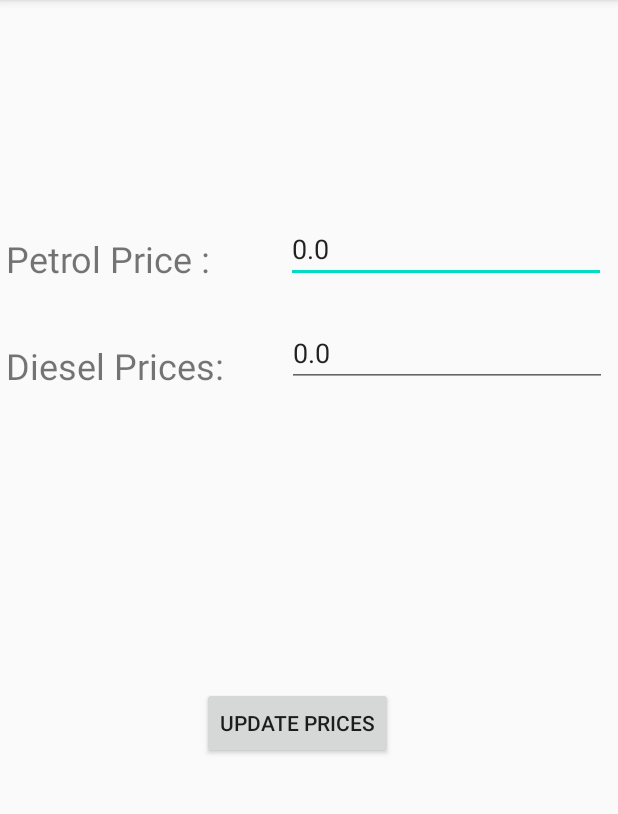
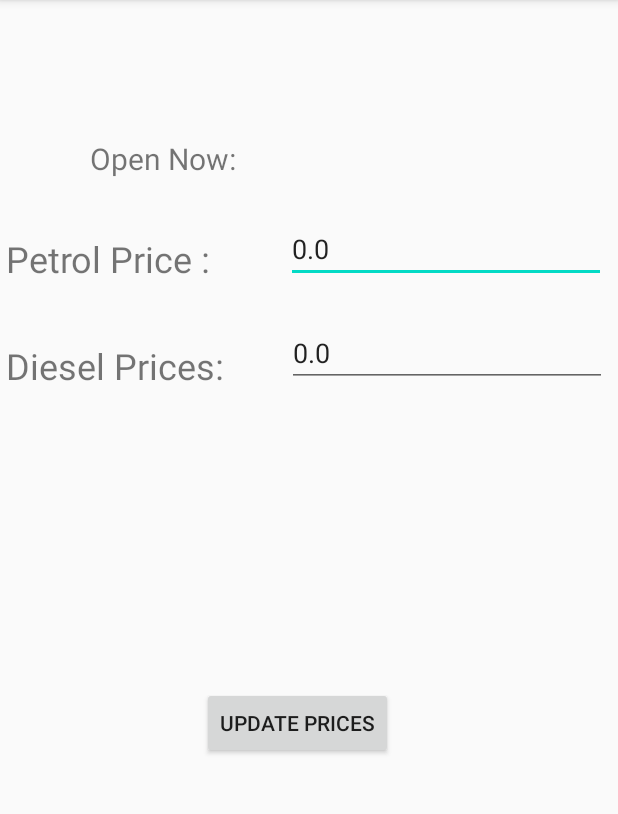
Before and after one commit to Eoghan-oconnor/FinalYearProject, an Android app: the InfoDisplay screen opened directly, with no data from a screen before it, on a phone screen of 412 x 824 dp, the part 84-898 px from its top. Run offline under Robolectric (Android 15) with nearby library versions, the phone set to English and light mode, and no system bars; libraries missing offline, so code that uses them is left out: com.parse; 3 statements that could not run were skipped.

```diff
--- a/app/src/main/java/com/example/navigation/InfoDisplay.java
+++ b/app/src/main/java/com/example/navigation/InfoDisplay.java
@@ -11,23 +11,21 @@ import android.widget.EditText;
 import android.widget.TextView;
 import android.widget.Toast;
 
-import com.example.navigation.ui.dashboard.DashboardFragment;
-import com.parse.FindCallback;
 import com.parse.GetCallback;
-import com.parse.Parse;
 import com.parse.ParseException;
 import com.parse.ParseObject;
 import com.parse.ParseQuery;
 import com.parse.SaveCallback;
-
-import java.util.List;
 
 public class InfoDisplay extends AppCompatActivity {
 
     TextView placeName;
     EditText petrol;
     EditText diesel;
+    TextView created;
+    TextView updated;
     TextView name;
+    TextView openOrClosed;
     String placeId;
     String ShopName;
     Boolean petrolChanged = false;
@@ -45,13 +43,15 @@ public class InfoDisplay extends AppCompatActivity {
         placeId = getIntent().getStringExtra("placeId");
         ShopName = getIntent().getStringExtra("name");
 
-        placeName = (TextView) findViewById(R.id.PlaceName);
+        openOrClosed = (TextView) findViewById(R.id.openNowTorF);
         petrol = (EditText) findViewById(R.id.petrol);
         name = (TextView) findViewById(R.id.name);
         diesel = (EditText) findViewById(R.id.diesel);
+        created = (TextView) findViewById(R.id.CreatedAt);
+        updated =(TextView) findViewById(R.id.UpdatedAt);
 
-        placeName.setText(placeId);
-        placeName.setVisibility(View.INVISIBLE);
+//        placeName.setText(placeId);
+        //placeName.setVisibility(View.INVISIBLE);
         name.setText(ShopName);
 
         petrol.addTextChangedListener(new TextWatcher() {
@@ -131,8 +131,13 @@ public class InfoDisplay extends AppCompatActivity {
                 if (e == null) {
                     Log.i("petrol", "****** " + stationInfo.getString("PetrolPrice"));
 
+                    String open = String.valueOf(object.getBoolean("openNow"));
+                    openOrClosed.setText(open);
                     petrol.setText(object.getString("PetrolPrice"));
                     diesel.setText(object.getString("DieselPrice"));
+                    created.setText("This Station was added: " + object.getCreatedAt());
+                    updated.setText("This Station info updated: " + object.getUpdatedAt());
+
 
                 } else {
                     //Log.i("Exeception Response:", ":" + e.getMessage());
@@ -164,7 +169,6 @@ public class InfoDisplay extends AppCompatActivity {
                                 } else {
                                     Log.i("Error***", ":" + e.getMessage());
                                 }
-
                             }
                         });
                     }
--- a/app/src/main/res/layout/activity_info_display.xml
+++ b/app/src/main/res/layout/activity_info_display.xml
@@ -5,6 +5,18 @@
     android:layout_width="match_parent"
     android:layout_height="match_parent"
     tools:context=".InfoDisplay">
+
+    <TextView
+        android:id="@+id/openNowTorF"
+        android:layout_width="wrap_content"
+        android:layout_height="wrap_content"
+        android:textSize="18dp"
+        app:layout_constraintBottom_toTopOf="@+id/petrol"
+        app:layout_constraintEnd_toEndOf="parent"
+        app:layout_constraintHorizontal_bias="0.429"
+        app:layout_constraintStart_toEndOf="@+id/OpenNow"
+        app:layout_constraintTop_toBottomOf="@+id/name"
+        app:layout_constraintVertical_bias="0.642" />
 
     <TextView
         android:id="@+id/textView3"
@@ -18,14 +30,16 @@
         app:layout_constraintTop_toTopOf="parent" />
 
     <TextView
-        android:id="@+id/PlaceName"
+        android:id="@+id/OpenNow"
         android:layout_width="wrap_content"
         android:layout_height="wrap_content"
-        android:layout_marginStart="312dp"
-        android:text="TextView"
+        android:layout_marginStart="60dp"
+        android:text="Open Now: "
         android:textSize="20dp"
+        app:layout_constraintBottom_toTopOf="@+id/textView3"
         app:layout_constraintStart_toStartOf="parent"
-        tools:layout_editor_absoluteY="5dp" />
+        app:layout_constraintTop_toTopOf="parent"
+        app:layout_constraintVertical_bias="0.713" />
 
     <TextView
         android:id="@+id/name"
@@ -96,4 +110,35 @@
         app:layout_constraintStart_toStartOf="parent"
         app:layout_constraintTop_toTopOf="parent"
         app:layout_constraintVertical_bias="0.636" />
+
+    <TextView
+        android:id="@+id/CreatedAt"
+        android:layout_width="wrap_content"
+        android:layout_height="wrap_content"
+        android:layout_marginStart="16dp"
+        android:layout_marginTop="300dp"
+        android:layout_marginEnd="362dp"
+        android:textSize="8dp"
+        app:layout_constraintBottom_toTopOf="@+id/UpdatedAt"
+        app:layout_constraintEnd_toEndOf="parent"
+        app:layout_constraintHorizontal_bias="0.0"
+        app:layout_constraintStart_toStartOf="parent"
+        app:layout_constraintTop_toTopOf="parent"
+        app:layout_constraintVertical_bias="0.043" />
+
+    <TextView
+        android:id="@+id/UpdatedAt"
+        android:layout_width="wrap_content"
+        android:layout_height="wrap_content"
+        android:layout_marginStart="16dp"
+        android:layout_marginTop="340dp"
+        android:layout_marginEnd="362dp"
+        android:layout_marginBottom="392dp"
+        android:textSize="8dp"
+        app:layout_constraintBottom_toBottomOf="parent"
+        app:layout_constraintEnd_toEndOf="parent"
+        app:layout_constraintHorizontal_bias="0.0"
+        app:layout_constraintStart_toStartOf="parent"
+        app:layout_constraintTop_toTopOf="parent" />
+
 </androidx.constraintlayout.widget.ConstraintLayout>
```
Also changed, not shown: app/src/main/java/com/example/navigation/GetNearbyPlacesData.java (+4 -14 lines), app/src/main/java/com/example/navigation/ui/dashboard/DashboardFragment.java (+7 -1 lines), app/src/main/java/com/example/navigation/ui/notifications/NotificationsFragment.java (+5 -11 lines), app/src/main/res/layout/activity_login.xml (+12 -8 lines), app/src/main/res/layout/fragment_home.xml (+18 -8 lines).
